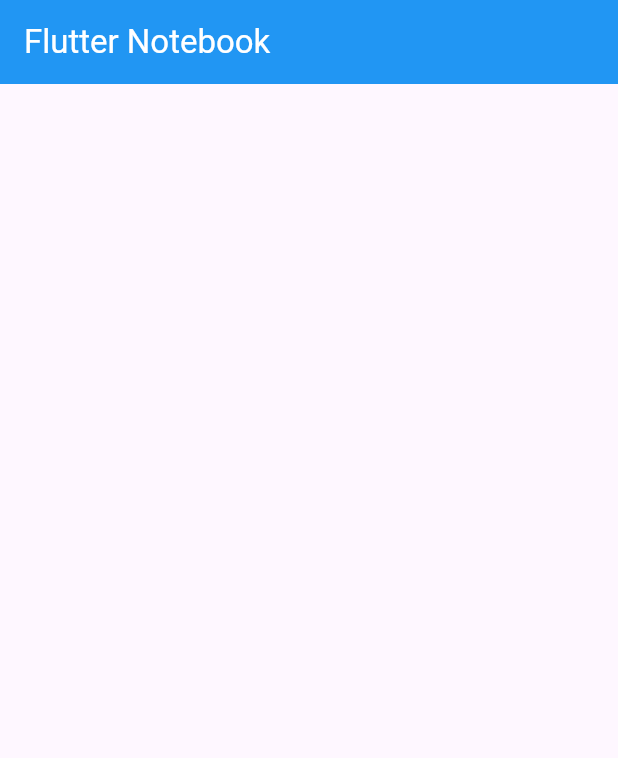
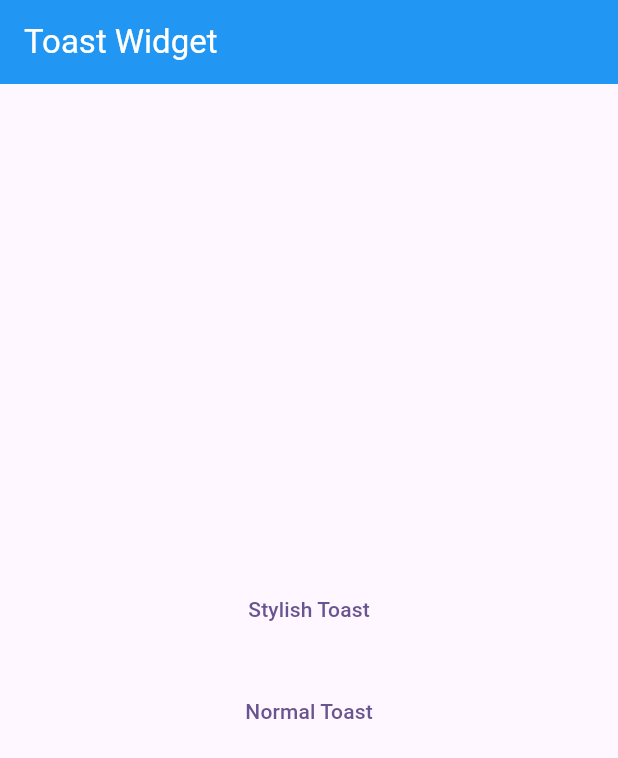
Before and after one commit to monir996/flutter-notebook, a Flutter app: the screen it shows after launch, on a phone screen of 412 x 824 dp. Shown: the top 758 px of the screen. Run offline on Flutter 3.47's test engine with Material 3 defaults, Android fonts, the phone set to English and light mode, and no system bars; our stand-ins replace delightful_toast, fluttertoast.

Commit message:
Toast - initial

```diff
--- a/lib/HomeScreen.dart
+++ b/lib/HomeScreen.dart
@@ -1,4 +1,8 @@
+import 'package:delightful_toast/delight_toast.dart';
+import 'package:delightful_toast/toast/components/toast_card.dart';
+import 'package:delightful_toast/toast/utils/enums.dart';
 import 'package:flutter/material.dart';
+import 'package:fluttertoast/fluttertoast.dart';
 
 class HomeScreen extends StatefulWidget {
   HomeScreen({super.key});
@@ -11,11 +15,53 @@ class _HomeScreenState extends State<HomeScreen> {
   @override
   Widget build(BuildContext context) {
     return Scaffold(
-      appBar: AppBar(title: Text("Flutter Notebook", style: TextStyle(color: Colors.white)), backgroundColor: Colors.blue),
+      appBar: AppBar(title: Text("Toast Widget", style: TextStyle(color: Colors.white)), backgroundColor: Colors.blue),
 
-      // ----------------------- Main Branch  ==> Basic Structure ------------------
+      // ----------------------- Branch 17 ==> Toast Widget ------------------
 
-      body: Center(),
+      body: Center(
+        child: Column(
+          mainAxisAlignment: MainAxisAlignment.center,
+          children: [
+
+            // ----------------------- Stylish Toast ------------------
+
+            TextButton(
+                onPressed: (){
+
+                  DelightToastBar(
+                    builder: (context) {
+                      return const ToastCard(
+                          leading: Icon(Icons.notifications_active, size: 32),
+                          title: Text("Toast Message", style: TextStyle(fontWeight: FontWeight.w700, fontSize: 14))
+                      );
+                    },
+                    position: DelightSnackbarPosition.top,
+                    autoDismiss: true,
+                    snackbarDuration: Duration(milliseconds: 2000)
+                  ).show(context);
+
+                },
+                child: Text("Stylish Toast")
+            ),
+
+            SizedBox(height: 20),
+
+            // ----------------------- Normal Toast ------------------
+
+            TextButton(
+                onPressed: (){
+                  Fluttertoast.showToast(
+                      msg: "Toast Message",
+                      gravity: ToastGravity.BOTTOM,
+                      backgroundColor: Color.fromRGBO(0, 0, 0, 0.5)
+                  );
+                },
+                child: Text("Normal Toast")
+            ),
+          ],
+        ),
+      ),
     );
   }
 }
--- a/pubspec.yaml
+++ b/pubspec.yaml
@@ -34,6 +34,8 @@ dependencies:
   # The following adds the Cupertino Icons font to your application.
   # Use with the CupertinoIcons class for iOS style icons.
   cupertino_icons: ^1.0.8
+  fluttertoast: ^8.2.12
+  delightful_toast: ^1.1.0
 
 dev_dependencies:
   flutter_test:
```
Also changed, not shown: pubspec.lock.
